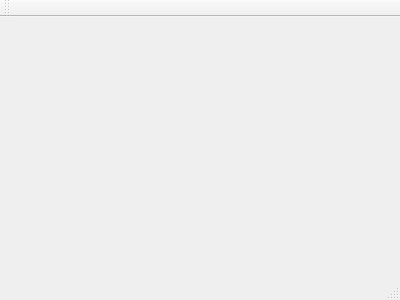
First picture: the form in src/mainwindow.ui, repository gra1024/Procon30_simulator, before the edit.
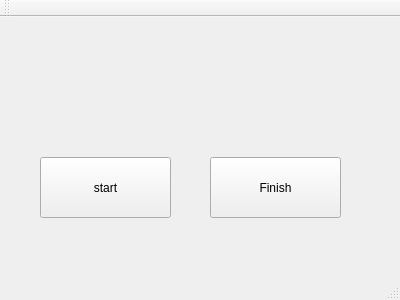
Second picture: the form after the edit.

Diff of the .ui file:
```diff
--- a/src/mainwindow.ui
+++ b/src/mainwindow.ui
@@ -12,13 +12,55 @@
   <property name="windowTitle" >
    <string>MainWindow</string>
   </property>
-  <widget class="QMenuBar" name="menuBar" />
-  <widget class="QToolBar" name="mainToolBar" />
-  <widget class="QWidget" name="centralWidget" />
-  <widget class="QStatusBar" name="statusBar" />
+  <widget class="QWidget" name="centralWidget">
+   <widget class="QPushButton" name="pushButton">
+    <property name="geometry">
+     <rect>
+      <x>40</x>
+      <y>140</y>
+      <width>131</width>
+      <height>61</height>
+     </rect>
+    </property>
+    <property name="text">
+     <string>start</string>
+    </property>
+   </widget>
+   <widget class="QPushButton" name="pushButton_2">
+    <property name="geometry">
+     <rect>
+      <x>210</x>
+      <y>140</y>
+      <width>131</width>
+      <height>61</height>
+     </rect>
+    </property>
+    <property name="text">
+     <string>Finish</string>
+    </property>
+   </widget>
+  </widget>
+  <widget class="QMenuBar" name="menuBar">
+   <property name="geometry">
+    <rect>
+     <x>0</x>
+     <y>0</y>
+     <width>400</width>
+     <height>21</height>
+    </rect>
+   </property>
+  </widget>
+  <widget class="QToolBar" name="mainToolBar">
+   <attribute name="toolBarArea">
+    <enum>TopToolBarArea</enum>
+   </attribute>
+   <attribute name="toolBarBreak">
+    <bool>false</bool>
+   </attribute>
+  </widget>
+  <widget class="QStatusBar" name="statusBar"/>
  </widget>
- <layoutDefault spacing="6" margin="11" />
- <pixmapfunction></pixmapfunction>
+ <layoutdefault spacing="6" margin="11"/>
  <resources/>
  <connections/>
 </ui>
```
Left out of the diff: 7 changed lines with no effect on the pictures.
